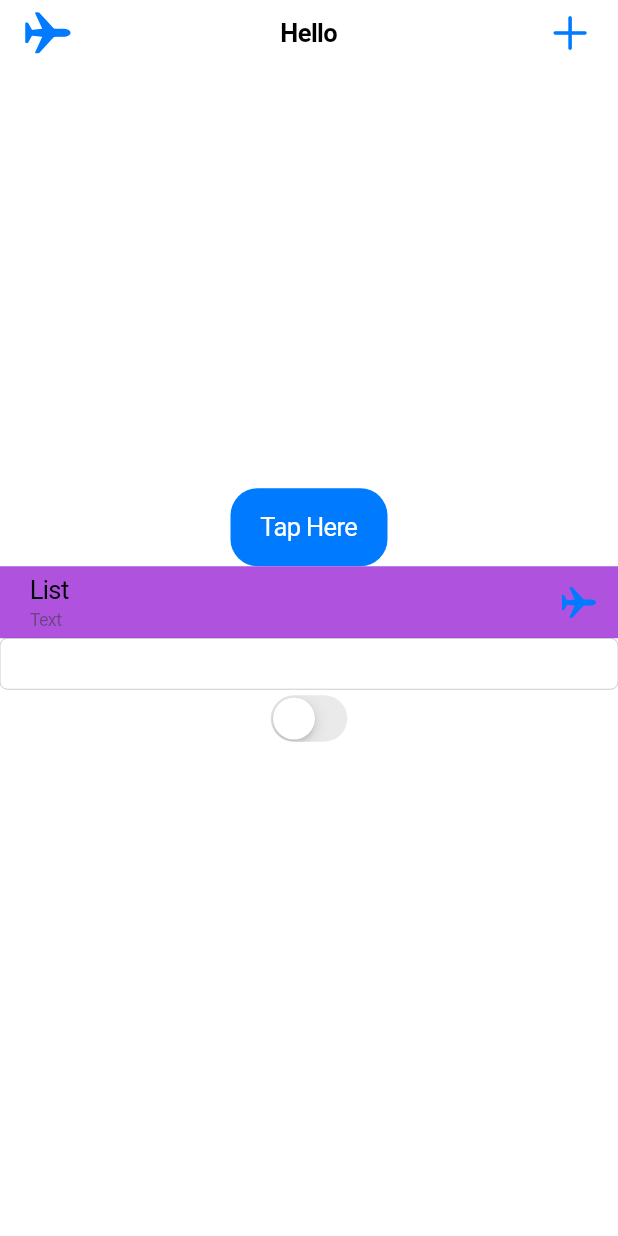
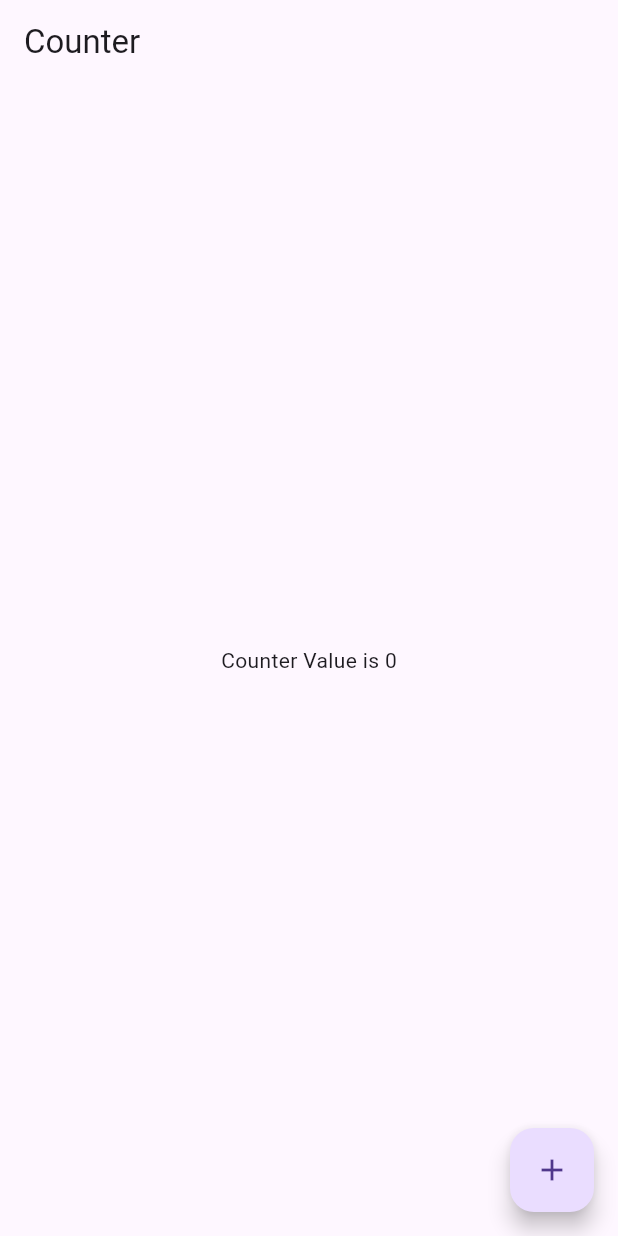
Before and after one commit to MahfuzAhmed28/flutter_practice_project, a Flutter app: the screen it shows after launch, on a phone screen of 412 x 824 dp. Run offline on Flutter 3.47's test engine with Material 3 defaults, Android fonts, the phone set to English and light mode, and no system bars.

```diff
--- a/lib/main.dart
+++ b/lib/main.dart
@@ -1,50 +1,147 @@
-import 'package:flutter/cupertino.dart';
 import 'package:flutter/material.dart';
 
-void main() {
-  runApp(CupertinoExperiment());
+void main()
+{
+  runApp(SimpleApp());
 }
-
-class CupertinoExperiment extends StatelessWidget {
-  const CupertinoExperiment({super.key});
+class SimpleApp extends StatelessWidget {
+  const SimpleApp({super.key});
 
   @override
   Widget build(BuildContext context) {
-    return CupertinoApp(
+    return MaterialApp(
       debugShowCheckedModeBanner: false,
-      title: 'Experiment',
-      home: Home(),
+      /*initialRoute: '/home',
+      routes: {
+        '/home': (context) =>Home(),
+        '/profile': (context) =>Profile(),
+        '/setting': (context) =>Setting()
+      },*/
+      home: CounterScreen(),
     );
   }
 }
+
 class Home extends StatelessWidget {
   const Home({super.key});
 
   @override
   Widget build(BuildContext context) {
-    return CupertinoPageScaffold(
-      navigationBar: CupertinoNavigationBar(
-        middle: Text('Hello'),
-        trailing: Icon(CupertinoIcons.add),
-        leading: Icon(CupertinoIcons.airplane),
+    return Scaffold(
+      appBar: AppBar(
+        title: Text('Home'),
       ),
-      child: Column(
-        mainAxisAlignment: MainAxisAlignment.center,
+      body: Column(
         children: [
-          CupertinoButton.filled(
-            borderRadius: BorderRadius.circular(18),
-            child: Text('Tap Here'), onPressed: () {}),
-          CupertinoListTile(
-            onTap: () {},
-            title: Text('List'),
-            backgroundColor: CupertinoColors.systemPurple,
-            subtitle: Text('Text'),
-            trailing: Icon(CupertinoIcons.airplane),
-          ),
-          CupertinoTextField(),
-          CupertinoSwitch(value: false, onChanged: (value) {})
+          ElevatedButton(
+            onPressed: () {
+              /*Navigator.push(context,
+                  MaterialPageRoute(builder: (context) => Profile()));*/
+              //Navigator.pushNamed(context, '/profile');
+              Navigator.pushReplacementNamed(context, '/profile');
+              },
+
+            child: Text('Goto Profile'))
         ],
       ),
     );
   }
 }
+
+class Profile extends StatelessWidget {
+  const Profile({super.key});
+
+  @override
+  Widget build(BuildContext context) {
+    return Scaffold(
+      appBar: AppBar(
+        title: Text('Profile'),
+      ),
+      body: Column(
+        children: [
+          ElevatedButton(
+            onPressed: () {
+              /*Navigator.push(context,
+                  MaterialPageRoute(builder: (context) => Setting()));*/
+              Navigator.pushReplacementNamed(context, '/setting');
+            },
+            child: Text('Settings'))
+        ],
+      ),
+    );
+  }
+}
+
+
+class Setting extends StatelessWidget {
+  const Setting({super.key});
+
+  @override
+  Widget build(BuildContext context) {
+    return Scaffold(
+      appBar: AppBar(
+        title: Text('Setting'),
+      ),
+      body: Column(
+        children: [
+          ElevatedButton(
+            onPressed: () {
+              //Navigator.pushNamed(context, '/home');
+              Navigator.pushNamedAndRemoveUntil(context, '/home', (predicate)=>false);
+            },
+            child: Text('Home'))
+        ],
+      ),
+    );
+  }
+}
+
+/*class CounterScreen extends StatelessWidget {
+  CounterScreen({super.key});
+  int counter=0;
+
+  @override
+  Widget build(BuildContext context) {
+    return Scaffold(
+      appBar: AppBar(
+        title: Text('Counter'),
+      ),
+      body: Center(
+          child: Text('Counter Value is $counter'),
+      ),
+      floatingActionButton: FloatingActionButton(onPressed: () {counter++;},child: Icon(Icons.add),),
+    );
+  }
+}*/
+
+
+class CounterScreen extends StatefulWidget{
+  @override
+  State<StatefulWidget> createState() {
+    return CounterScreenState();
+  }
+}
+
+class CounterScreenState extends State<CounterScreen>
+{
+  int counter=0;
+  @override
+  Widget build(BuildContext context) {
+    return Scaffold(
+      appBar: AppBar(
+        title: const Text('Counter'),
+      ),
+      body: Center(
+        child: Text('Counter Value is $counter'),
+      ),
+      floatingActionButton: FloatingActionButton(
+        onPressed: () {
+          counter=counter+1;
+          print(counter);
+          setState(() {});
+        },
+        child: const Icon(Icons.add),),//cost use korle seti r rebuild hobe na
+    );
+  }
+
+}
```
